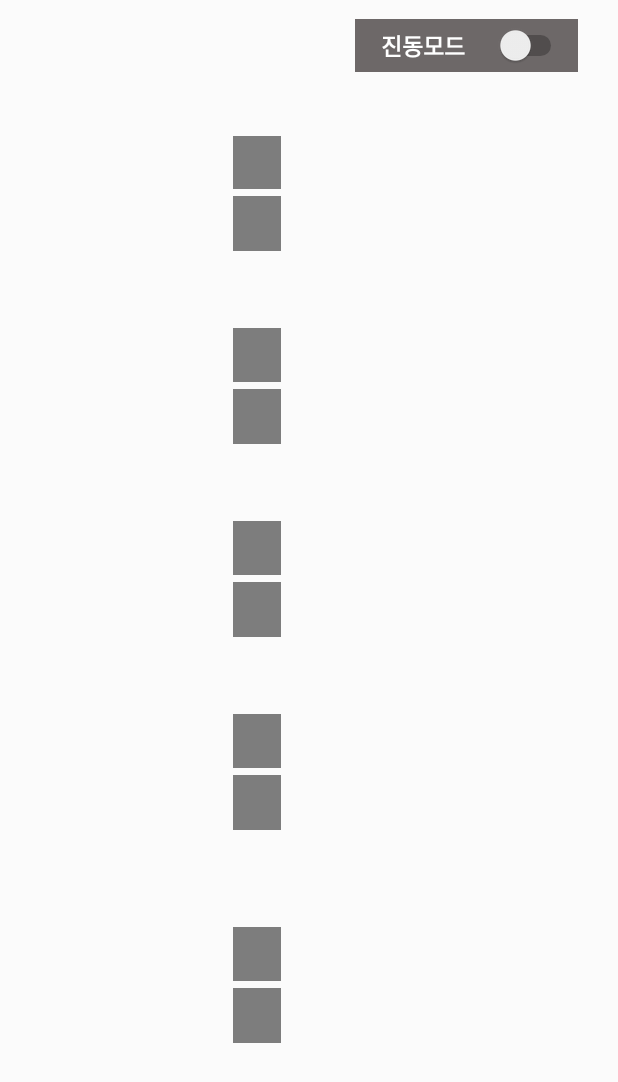
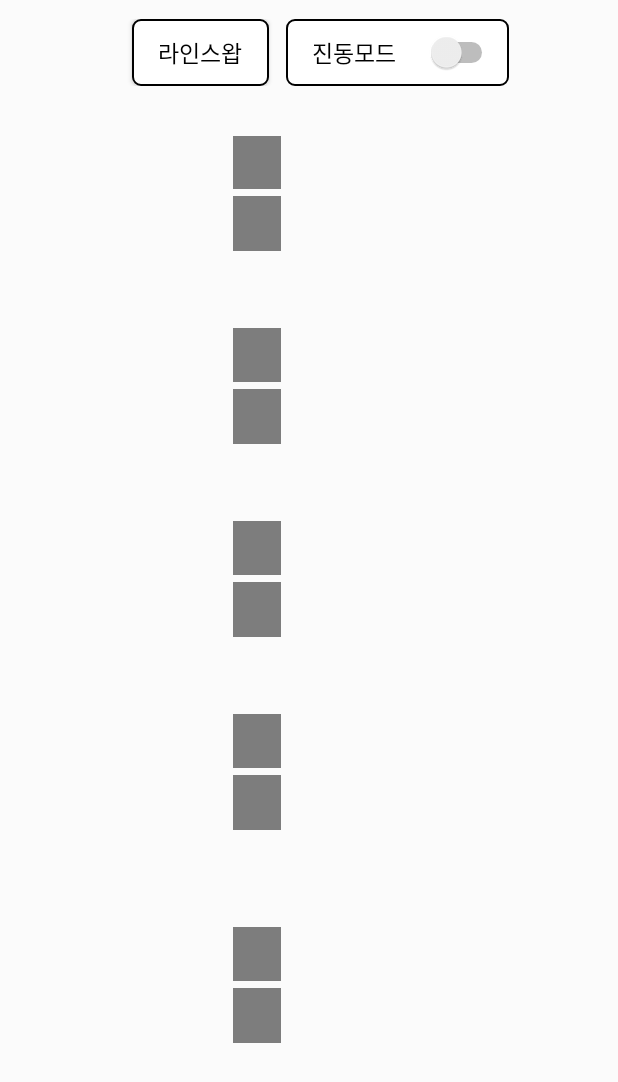
Before and after one commit to PH5555/Spell-R-skill-Timer, an Android app: the layout activity_main.xml on its own in the app's theme, with its tools: preview values and no code run, on a phone screen of 412 x 824 dp. Shown: the top 1082 px of the screen. Run offline under Robolectric (Android 15) with nearby library versions, the phone set to English and light mode, and no system bars.

Commit message:
2020.04.15

```diff
--- a/app/src/main/java/com/example/spellandrtimer/SpellList.java
+++ b/app/src/main/java/com/example/spellandrtimer/SpellList.java
@@ -13,7 +13,7 @@ public class SpellList {
             case 6 : return "ghost";
             case 7 : return "heal";
             case 13 : return "clarity";
-            case 30 : return "to the king"; //왕을 향해! - 전설의 포로왕
+            case 30 : return "to the king"; //왕을 향해! - 전설의 포로왕 TODO:사진넣기
             case 31 : return "poro toss"; //포로 던지기 - 전설의 포로왕
             case 33 : return "nexus siege";
             case 34 : return "nexus siege";
--- /dev/null
+++ b/app/src/main/res/drawable/button2.xml
@@ -0,0 +1,18 @@
+<?xml version="1.0" encoding="utf-8"?>
+<selector xmlns:android="http://schemas.android.com/apk/res/android">
+    <item>
+
+        <shape android:shape="rectangle">
+
+            <solid android:color="#FFFFFFFF"/>
+
+            <corners android:radius="5dp"/>
+
+            <stroke android:color="#000000"
+                android:width="1dp"/>
+
+        </shape>
+
+    </item>
+
+</selector>
--- a/app/src/main/res/layout/activity_main.xml
+++ b/app/src/main/res/layout/activity_main.xml
@@ -25,24 +25,38 @@
         <LinearLayout
             android:layout_width="0px"
             android:layout_height="match_parent"
-            android:layout_weight="207"/>
+            android:layout_weight="77"/>
+
+        <Button
+            android:textSize="15sp"
+            android:id="@+id/btn_swap"
+            android:layout_width="0px"
+            android:layout_height="match_parent"
+            android:layout_weight="80"
+            android:textColor="#000000"
+            android:background="@drawable/button2"
+            android:text="라인스왑" />
+
+        <LinearLayout
+            android:layout_width="0px"
+            android:layout_height="match_parent"
+            android:layout_weight="10"/>
 
         <LinearLayout
             android:gravity="center"
             android:layout_width="0px"
             android:layout_weight="130"
-            android:layout_height="35dp"
+            android:layout_height="match_parent"
             android:orientation="horizontal"
-            android:background="#6D6868">
+            android:background="@drawable/button2">
 
             <TextView
                 android:layout_marginLeft="10dp"
-                android:textColor="#ffffff"
+                android:textColor="#000000"
                 android:layout_width="wrap_content"
                 android:layout_height="wrap_content"
                 android:text="진동모드"
-                android:textSize="15sp"
-                android:textStyle="bold"/>
+                android:textSize="15sp" />
 
             <Switch
                 android:id="@+id/vib"
@@ -54,7 +68,7 @@
         <LinearLayout
             android:layout_width="0px"
             android:layout_height="match_parent"
-            android:layout_weight="23"/>
+            android:layout_weight="63"/>
     </LinearLayout>
 
     <LinearLayout
@@ -176,7 +190,6 @@
                     android:id="@+id/txt_tspell1"
                     android:layout_width="match_parent"
                     android:layout_height="match_parent"
-                    android:text="쿨타임"
                     android:textColor="#ffff"
                     android:gravity="center"/>
             </LinearLayout>
@@ -211,7 +224,6 @@
                     android:id="@+id/txt_tspell2"
                     android:layout_width="match_parent"
                     android:layout_height="match_parent"
-                    android:text="쿨타임"
                     android:textColor="#ffff"
                     android:gravity="center"/>
             </LinearLayout>
@@ -344,7 +356,6 @@
                     android:id="@+id/txt_jspell1"
                     android:layout_width="match_parent"
                     android:layout_height="match_parent"
-                    android:text="쿨타임"
                     android:textColor="#ffff"
                     android:gravity="center"/>
             </LinearLayout>
@@ -379,7 +390,6 @@
                     android:id="@+id/txt_jspell2"
                     android:layout_width="match_parent"
                     android:layout_height="match_parent"
-                    android:text="쿨타임"
                     android:textColor="#ffff"
                     android:gravity="center"/>
             </LinearLayout>
@@ -512,7 +522,6 @@
                     android:id="@+id/txt_mspell1"
                     android:layout_width="match_parent"
                     android:layout_height="match_parent"
-                    android:text="쿨타임"
                     android:textColor="#ffff"
                     android:gravity="center"/>
             </LinearLayout>
@@ -547,7 +556,6 @@
                     android:id="@+id/txt_mspell2"
                     android:layout_width="match_parent"
                     android:layout_height="match_parent"
-                    android:text="쿨타임"
                     android:textColor="#ffff"
                     android:gravity="center"/>
             </LinearLayout>
@@ -680,7 +688,6 @@
                     android:id="@+id/txt_aspell1"
                     android:layout_width="match_parent"
                     android:layout_height="match_parent"
-                    android:text="쿨타임"
                     android:textColor="#ffff"
                     android:gravity="center"/>
             </LinearLayout>
@@ -715,7 +722,6 @@
                     android:id="@+id/txt_aspell2"
                     android:layout_width="match_parent"
                     android:layout_height="match_parent"
-                    android:text="쿨타임"
                     android:textColor="#ffff"
                     android:gravity="center"/>
             </LinearLayout>
@@ -848,7 +854,6 @@
                     android:id="@+id/txt_sspell1"
                     android:layout_width="match_parent"
                     android:layout_height="match_parent"
-                    android:text="쿨타임"
                     android:textColor="#ffff"
                     android:gravity="center"/>
             </LinearLayout>
@@ -883,7 +888,6 @@
                     android:id="@+id/txt_sspell2"
                     android:layout_width="match_parent"
                     android:layout_height="match_parent"
-                    android:text="쿨타임"
                     android:textColor="#ffff"
                     android:gravity="center"/>
             </LinearLayout>
```
Also changed, not shown: app/src/main/java/com/example/spellandrtimer/CustomDialog.java (added, +105 -0 lines), app/src/main/java/com/example/spellandrtimer/MainActivity.java (+57 -15 lines), app/src/main/res/layout/dialog.xml (added, +60 -0 lines).
